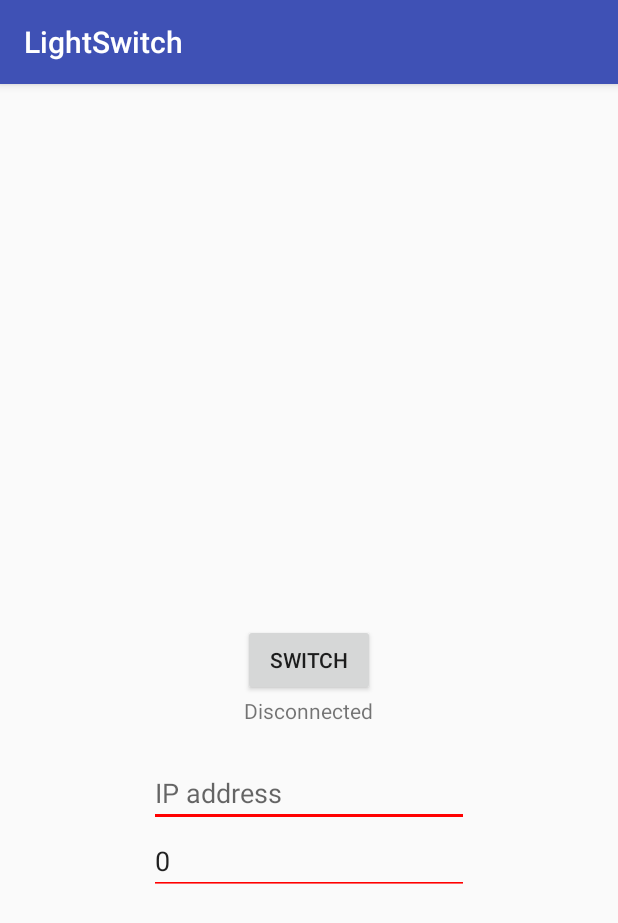
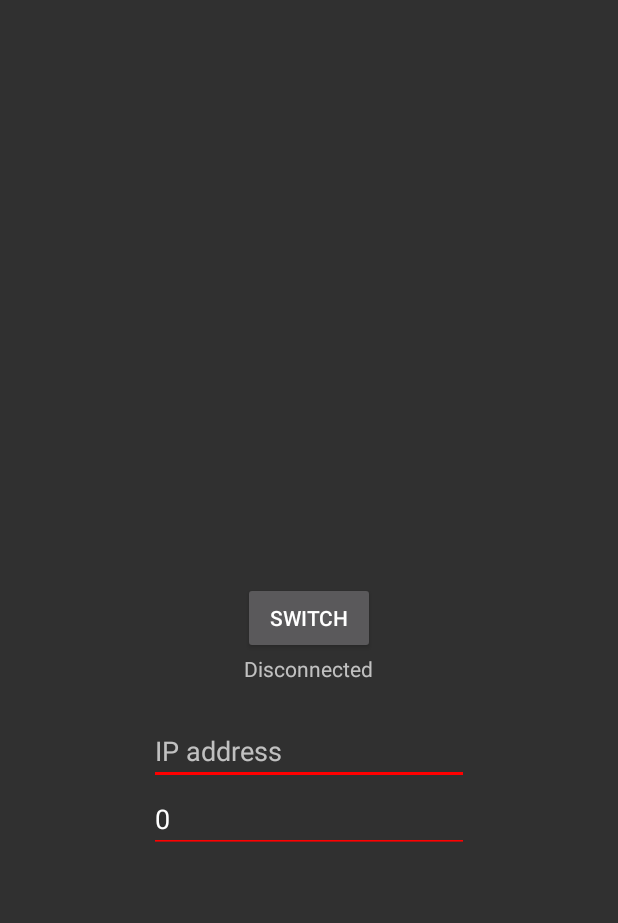
Before and after one commit to joaoprl/LightSwitch, an Android app: the screen it shows after launch (MainActivity), on a phone screen of 412 x 824 dp. Shown: the top 923 px of the screen. Run offline under Robolectric (Android 15) with nearby library versions, the phone set to English and light mode, and no system bars.

Commit message:
Update app theme

```diff
--- a/AndroidStudio/LightSwitch/app/src/main/AndroidManifest.xml
+++ b/AndroidStudio/LightSwitch/app/src/main/AndroidManifest.xml
@@ -10,8 +10,9 @@
         android:allowBackup="true"
         android:icon="@mipmap/ic_launcher"
         android:label="@string/app_name"
+
         android:supportsRtl="true"
-        android:theme="@style/AppTheme">
+        android:theme="@android:style/Theme.Material.NoActionBar.TranslucentDecor">
         <activity android:name=".MainActivity">
             <intent-filter>
                 <action android:name="android.intent.action.MAIN" />
--- a/AndroidStudio/LightSwitch/app/src/main/java/org/ls/lightswitch/MainActivity.java
+++ b/AndroidStudio/LightSwitch/app/src/main/java/org/ls/lightswitch/MainActivity.java
@@ -1,11 +1,11 @@
 package org.ls.lightswitch;
 
+import android.app.Activity;
 import android.app.AlarmManager;
 import android.content.SharedPreferences;
 import android.graphics.Color;
 import android.graphics.PorterDuff;
 import android.os.Handler;
-import android.support.v7.app.AppCompatActivity;
 import android.os.Bundle;
 
 import android.widget.Button;
@@ -16,7 +16,7 @@ import android.net.NetworkInfo;
 import android.widget.EditText;
 import android.widget.TextView;
 
-public class MainActivity extends AppCompatActivity {
+public class MainActivity extends Activity {
     Button button;
     EditText ipAddressText, portNumberText;
     TextView connectionStatusText;
```
